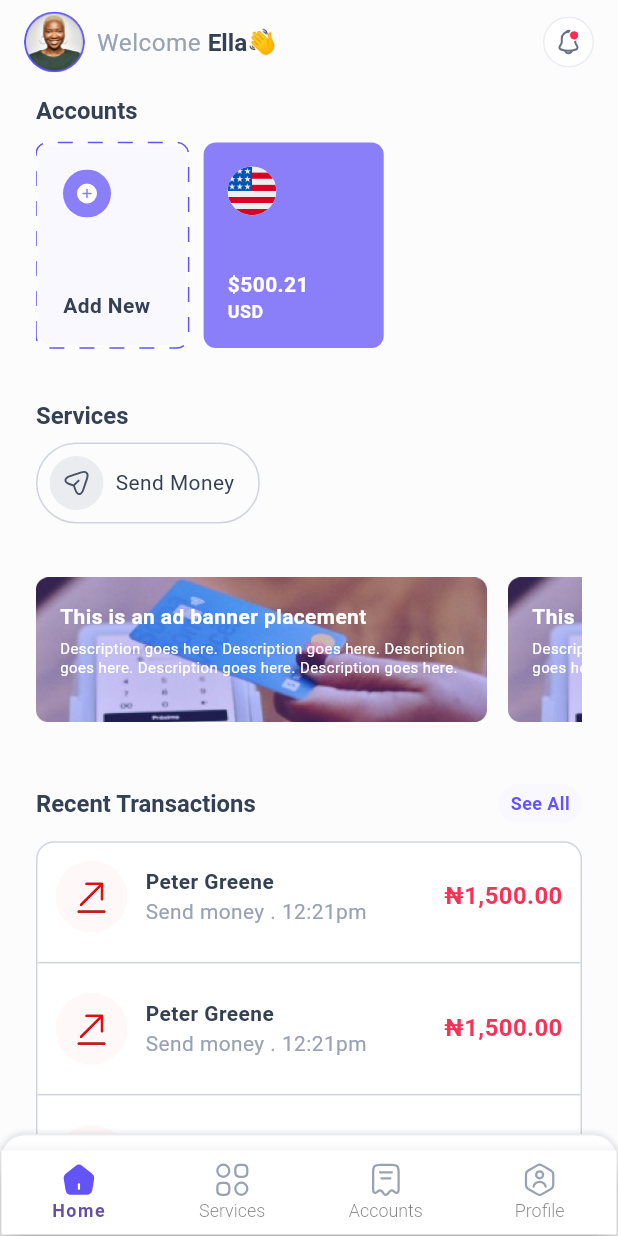
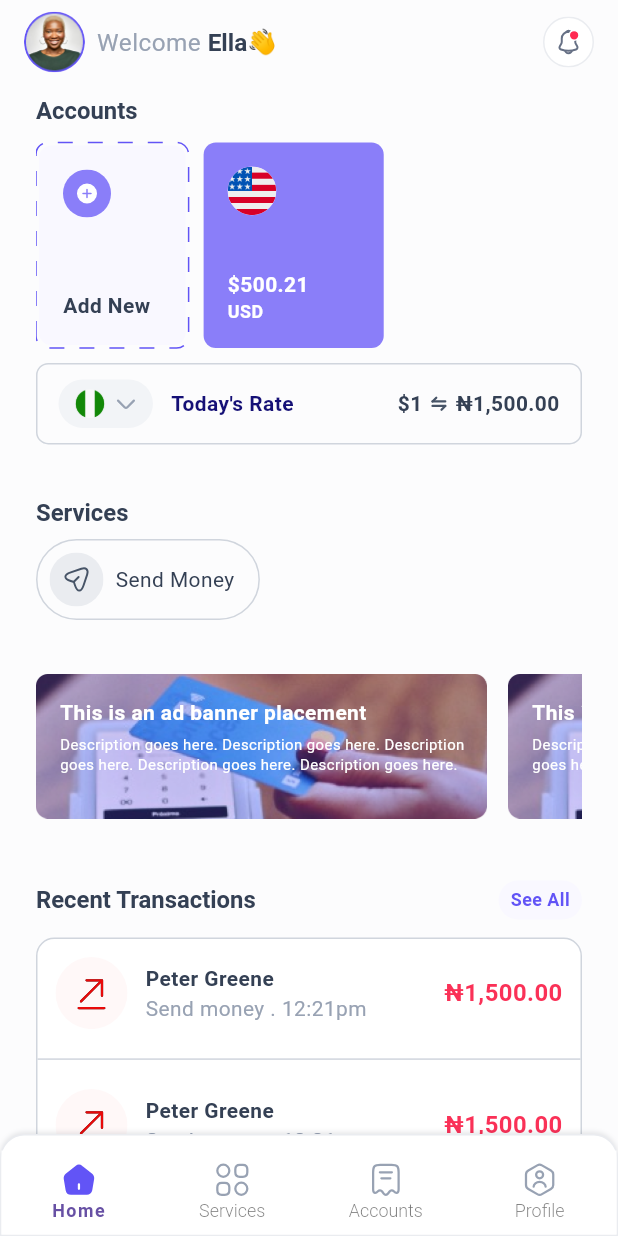
Before and after one commit to maraz-dev/remittance_mobile, a Flutter app: the screen it shows after launch, after a tap on "Log In", on a phone screen of 412 x 824 dp. Run offline on Flutter 3.47's test engine with Material 3 defaults, Android fonts, the phone set to English and light mode, and no system bars; drawn by our look-alikes of dotted_border; our stand-ins replace clock, device_info_plus, dio, flutter_animate, flutter_screenutil, flutter_secure_storage and 13 more; missing offline and left inert: curl_logger_dio_interceptor, dio_cache_interceptor, dio_cache_interceptor_hive_store; accounts and stored records are empty; Roboto replaces fonts that are missing (SFPro).

Commit message:
feat: usd account

```diff
--- a/lib/view/features/accounts/widgets/transaction_card.dart
+++ b/lib/view/features/accounts/widgets/transaction_card.dart
@@ -31,7 +31,7 @@ class TransactionCard extends StatelessWidget {
           ),
           const Spacer(),
           Text(
-            '₦1,500.00',
+            1500.00.amountWithCurrency('ngn'),
             style: Theme.of(context).textTheme.bodyLarge!.copyWith(
                 color: AppColors.kErrorColor, fontWeight: FontWeight.bold),
           ),
--- a/lib/view/features/dashboard/dashboard_view.dart
+++ b/lib/view/features/dashboard/dashboard_view.dart
@@ -48,6 +48,7 @@ class _DashboardViewState extends State<DashboardView> {
           child: BottomNavigationBar(
             backgroundColor: AppColors.kWhiteColor,
             currentIndex: currentIndex,
+            elevation: 0,
             onTap: (value) {
               setState(() {
                 currentIndex = value;
--- a/lib/view/features/home/home_view.dart
+++ b/lib/view/features/home/home_view.dart
@@ -1,13 +1,15 @@
-import 'package:dotted_border/dotted_border.dart';
 import 'package:flutter/material.dart';
-import 'package:flutter/widgets.dart';
 import 'package:flutter_screenutil/flutter_screenutil.dart';
 import 'package:flutter_svg/svg.dart';
+import 'package:go_router/go_router.dart';
 import 'package:remittance_mobile/view/features/accounts/widgets/transaction_card.dart';
+import 'package:remittance_mobile/view/features/home/currency_account_view.dart';
 import 'package:remittance_mobile/view/features/home/widgets/add_new_account_card.dart';
 import 'package:remittance_mobile/view/features/home/widgets/home_account_card.dart';
+import 'package:remittance_mobile/view/features/home/widgets/home_appbar.dart';
 import 'package:remittance_mobile/view/features/home/widgets/home_image.dart';
 import 'package:remittance_mobile/view/features/home/widgets/home_service_card.dart';
+import 'package:remittance_mobile/view/features/home/widgets/rates_card.dart';
 import 'package:remittance_mobile/view/features/home/widgets/recent_transaction_header.dart';
 import 'package:remittance_mobile/view/features/home/widgets/section_header.dart';
 import 'package:remittance_mobile/view/theme/app_colors.dart';
@@ -16,6 +18,7 @@ import 'package:remittance_mobile/view/utils/extensions.dart';
 import 'package:remittance_mobile/view/widgets/scaffold_body.dart';
 
 class HomeView extends StatefulWidget {
+  static String path = '/home-view';
   const HomeView({super.key});
 
   @override
@@ -29,30 +32,7 @@ class _HomeViewState extends State<HomeView> {
       appBar: AppBar(
         backgroundColor: AppColors.kBackgroundColor,
         automaticallyImplyLeading: false,
-        title: Row(
-          children: [
-            CircleAvatar(
-              radius: 20.r,
-              backgroundImage: const AssetImage(AppImages.tempProfileImage),
-            ),
-            8.0.width,
-            RichText(
-                text: TextSpan(
-              text: 'Welcome ',
-              style: Theme.of(context).textTheme.bodyLarge,
-              children: [
-                TextSpan(
-                    text: 'Ella',
-                    style: Theme.of(context).textTheme.displaySmall),
-                TextSpan(
-                    text: '👋',
-                    style: Theme.of(context).textTheme.displaySmall),
-              ],
-            )),
-            const Spacer(),
-            SvgPicture.asset(AppImages.notification)
-          ],
-        ),
+        title: const HomeAppBarWidget(),
       ),
       body: ScaffoldBody(
           body: SingleChildScrollView(
@@ -60,9 +40,7 @@ class _HomeViewState extends State<HomeView> {
           crossAxisAlignment: CrossAxisAlignment.start,
           children: [
             /// Acounts
-            const SectionHeader(
-              text: 'Accounts',
-            ),
+            const SectionHeader(text: 'Accounts'),
             12.0.height,
             SizedBox(
               height: 135.h,
@@ -70,16 +48,21 @@ class _HomeViewState extends State<HomeView> {
                 children: [
                   const AddNewAccountCard(),
                   10.0.width,
-                  const AccountsCard()
+                  AccountsCard(
+                    onPressed: () =>
+                        context.pushNamed(CurrencyAccountView.path),
+                  )
                 ],
               ),
             ),
+            10.0.height,
+
+            /// Rates
+            const RatesCard(),
             36.0.height,
 
             /// Services
-            const SectionHeader(
-              text: 'Services',
-            ),
+            const SectionHeader(text: 'Services'),
             8.0.height,
             const HomeServiceCard(),
             36.0.height,
@@ -108,7 +91,6 @@ class _HomeViewState extends State<HomeView> {
                 borderRadius: BorderRadius.circular(12.r),
                 border: Border.all(color: AppColors.kBorderColor),
               ),
-              child: Expanded(
               child: ListView.separated(
                 physics: const NeverScrollableScrollPhysics(),
                 shrinkWrap: true,
@@ -118,7 +100,7 @@ class _HomeViewState extends State<HomeView> {
                     color: AppColors.kBorderColor,
                   );
                 },
-                    itemCount: 5),
+                itemCount: 5,
               ),
             ),
             30.0.height,
--- a/lib/view/features/home/widgets/home_account_card.dart
+++ b/lib/view/features/home/widgets/home_account_card.dart
@@ -2,6 +2,7 @@ import 'package:flutter/material.dart';
 import 'package:flutter_screenutil/flutter_screenutil.dart';
 import 'package:remittance_mobile/view/theme/app_colors.dart';
 import 'package:remittance_mobile/view/utils/app_images.dart';
+import 'package:remittance_mobile/view/utils/extensions.dart';
 
 class AccountsCard extends StatelessWidget {
   final Function()? onPressed;
@@ -32,7 +33,7 @@ class AccountsCard extends StatelessWidget {
               crossAxisAlignment: CrossAxisAlignment.start,
               children: [
                 Text(
-                  '\$500.21',
+                  500.21.amountWithCurrency('usd'),
                   style: Theme.of(context).textTheme.bodyMedium!.copyWith(
                       color: AppColors.kWhiteColor,
                       fontWeight: FontWeight.bold),
--- /dev/null
+++ b/lib/view/features/home/widgets/home_appbar.dart
@@ -0,0 +1,37 @@
+import 'package:flutter/material.dart';
+import 'package:flutter_screenutil/flutter_screenutil.dart';
+import 'package:flutter_svg/svg.dart';
+import 'package:remittance_mobile/view/utils/app_images.dart';
+import 'package:remittance_mobile/view/utils/extensions.dart';
+
+class HomeAppBarWidget extends StatelessWidget {
+  const HomeAppBarWidget({
+    super.key,
+  });
+
+  @override
+  Widget build(BuildContext context) {
+    return Row(
+      children: [
+        CircleAvatar(
+          radius: 20.r,
+          backgroundImage: const AssetImage(AppImages.tempProfileImage),
+        ),
+        8.0.width,
+        RichText(
+            text: TextSpan(
+          text: 'Welcome ',
+          style: Theme.of(context).textTheme.bodyLarge,
+          children: [
+            TextSpan(
+                text: 'Ella', style: Theme.of(context).textTheme.displaySmall),
+            TextSpan(
+                text: '👋', style: Theme.of(context).textTheme.displaySmall),
+          ],
+        )),
+        const Spacer(),
+        SvgPicture.asset(AppImages.notification)
+      ],
+    );
+  }
+}
--- /dev/null
+++ b/lib/view/features/home/widgets/rates_card.dart
@@ -0,0 +1,75 @@
+import 'package:flutter/material.dart';
+import 'package:flutter_screenutil/flutter_screenutil.dart';
+import 'package:flutter_svg/svg.dart';
+import 'package:remittance_mobile/view/theme/app_colors.dart';
+import 'package:remittance_mobile/view/utils/app_images.dart';
+import 'package:remittance_mobile/view/utils/extensions.dart';
+
+class RatesCard extends StatelessWidget {
+  const RatesCard({
+    super.key,
+  });
+
+  @override
+  Widget build(BuildContext context) {
+    return Container(
+      padding: const EdgeInsets.symmetric(horizontal: 14, vertical: 10),
+      decoration: BoxDecoration(
+        borderRadius: BorderRadius.circular(8.r),
+        border: Border.all(color: AppColors.kBorderColor),
+      ),
+      child: Row(
+        children: [
+          Container(
+            padding: const EdgeInsets.symmetric(horizontal: 10, vertical: 6),
+            decoration: BoxDecoration(
+              borderRadius: BorderRadius.circular(24),
+              color: AppColors.kCountryDropDownColor,
+            ),
+            child: Row(
+              children: [
+                Image.asset(
+                  AppImages.ng,
+                  width: 20.w,
+                  height: 20.h,
+                ),
+                5.0.width,
+                InkWell(
+                  child: SvgPicture.asset(AppImages.arrowDown),
+                )
+              ],
+            ),
+          ),
+          12.0.width,
+          Text(
+            "Today's Rate",
+            style: Theme.of(context).textTheme.bodyMedium!.copyWith(
+                color: AppColors.kBlueColor, fontWeight: FontWeight.bold),
+          ),
+          const Spacer(),
+          Row(
+            children: [
+              Text(
+                1.amountWithCurrency('usd'),
+                style: Theme.of(context).textTheme.bodyMedium!.copyWith(
+                      color: AppColors.kSecondaryColor,
+                      fontWeight: FontWeight.bold,
+                    ),
+              ),
+              5.0.width,
+              SvgPicture.asset(AppImages.swap),
+              5.0.width,
+              Text(
+                1500.00.amountWithCurrency('ngn'),
+                style: Theme.of(context).textTheme.bodyMedium!.copyWith(
+                      color: AppColors.kSecondaryColor,
+                      fontWeight: FontWeight.bold,
+                    ),
+              ),
+            ],
+          )
+        ],
+      ),
+    );
+  }
+}
--- a/lib/view/route.dart
+++ b/lib/view/route.dart
@@ -4,6 +4,8 @@ import 'package:hooks_riverpod/hooks_riverpod.dart';
 import 'package:remittance_mobile/view/features/auth/login_screen.dart';
 import 'package:remittance_mobile/view/features/auth/create_account_flow/create_account_view.dart';
 import 'package:remittance_mobile/view/features/dashboard/dashboard_view.dart';
+import 'package:remittance_mobile/view/features/home/currency_account_view.dart';
+import 'package:remittance_mobile/view/features/home/home_view.dart';
 
 final GlobalKey<NavigatorState> rootNavigation = GlobalKey(debugLabel: "root");
 final GlobalKey<NavigatorState> shellNavigation =
@@ -34,6 +36,17 @@ final routeProvider = Provider<GoRouter>((ref) {
           name: DashboardView.path,
           builder: (context, state) => const DashboardView(),
         ),
+        GoRoute(
+            path: HomeView.path,
+            name: HomeView.path,
+            builder: (context, state) => const HomeView(),
+            routes: [
+              GoRoute(
+                path: CurrencyAccountView.path,
+                name: CurrencyAccountView.path,
+                builder: (context, state) => const CurrencyAccountView(),
+              ),
+            ]),
 
         // GoRoute(
         //     path: SMSScreen.path,
--- a/lib/view/theme/app_colors.dart
+++ b/lib/view/theme/app_colors.dart
@@ -12,8 +12,10 @@ abstract class AppColors {
   static const kTextfieldColor = Color(0xFFF9FAFB);
   static const kTextColor = Color(0xFF98A2B3);
   static const kHintColor = Color(0xFF98A2B3);
+  static const kCountryDropDownColor = Color(0xFFF2F4F7);
   static const kPinInputColor = Color(0xFFF0EEFF);
   static const kCardColor = Color(0xFF8A7EF9);
+  static const kBlueColor = Color(0xFF151076);
 
   static const kSuccessColor = Color(0xFF027A48);
   static const kWarningColor = Color(0xFFFACC15);
--- a/lib/view/utils/app_bottomsheet.dart
+++ b/lib/view/utils/app_bottomsheet.dart
@@ -1,6 +1,4 @@
 import 'package:flutter/material.dart';
-import 'package:flutter/widgets.dart';
-
 import 'package:remittance_mobile/view/theme/app_colors.dart';
 
 class AppBottomSheet {
--- a/lib/view/utils/app_images.dart
+++ b/lib/view/utils/app_images.dart
@@ -27,11 +27,17 @@ class AppImages {
   static const credit = '$path/credit.svg';
   static const debit = '$path/debit.svg';
   static const homeViewAdd = '$path/add_home_view.svg';
+  static const details = '$path/details.svg';
+  static const exchange = '$path/exchange.svg';
+  static const statment = '$path/statement.svg';
+  static const add = '$path/add.svg';
+  static const swap = '$path/swap.svg';
 
   /// IMAGES
   static const String imagePath = 'assets/images';
   static const tempProfileImage = '$imagePath/profile_image.png';
   static const homeBannerImage = '$imagePath/home_banner_image.png';
+  static const accountViewImage = '$imagePath/account_view_background.png';
 
   /// COUNTRY
   static const String imageCountryPath = 'assets/images/country';
--- a/lib/view/utils/extensions.dart
+++ b/lib/view/utils/extensions.dart
@@ -1,4 +1,5 @@
 import 'package:flutter/material.dart';
+import 'package:intl/intl.dart';
 
 extension DoubleExt on double {
   BorderRadius get toBorderRadius => BorderRadius.circular(this);
@@ -12,3 +13,49 @@ extension DoubleExt on double {
   /// convert a double field to SizedBox with its widget
   SizedBox get width => SizedBox(width: this);
 }
+
+extension Amount on double {
+  String amountWithCurrency(String symbol) {
+    String currencySymbol = '₦';
+    switch (symbol) {
+      case 'ngn':
+        currencySymbol = '₦';
+        break;
+      case 'usd':
+        currencySymbol = '\$';
+        break;
+      case 'gbp':
+        currencySymbol = '£';
+        break;
+      default:
+        currencySymbol = '';
+        break;
+    }
+    var formatter =
+        NumberFormat.currency(symbol: currencySymbol, decimalDigits: 2);
+    return formatter.format(this);
+  }
+}
+
+extension IntAmount on int {
+  String amountWithCurrency(String symbol) {
+    String currencySymbol = '₦';
+    switch (symbol) {
+      case 'ngn':
+        currencySymbol = '₦';
+        break;
+      case 'usd':
+        currencySymbol = '\$';
+        break;
+      case 'gbp':
+        currencySymbol = '£';
+        break;
+      default:
+        currencySymbol = '';
+        break;
+    }
+    var formatter =
+        NumberFormat.currency(symbol: currencySymbol, decimalDigits: 0);
+    return formatter.format(this);
+  }
+}
--- a/lib/view/widgets/back_button.dart
+++ b/lib/view/widgets/back_button.dart
@@ -16,7 +16,7 @@ class BackArrowButton extends StatelessWidget {
       onTap: () => context.pop(),
       child: SvgPicture.asset(
         AppImages.backArrow,
-        fit: BoxFit.contain,
+        fit: BoxFit.scaleDown,
       ),
     );
   }
```
Also changed, not shown: lib/view/features/home/currency_account_view.dart (added, +125 -0 lines), lib/view/features/home/widgets/account_options.dart (added, +41 -0 lines), assets/images/account_view_background.png (added), assets/images/svg/swap.svg (added). Lines whose indentation alone changed are shown as unchanged.
